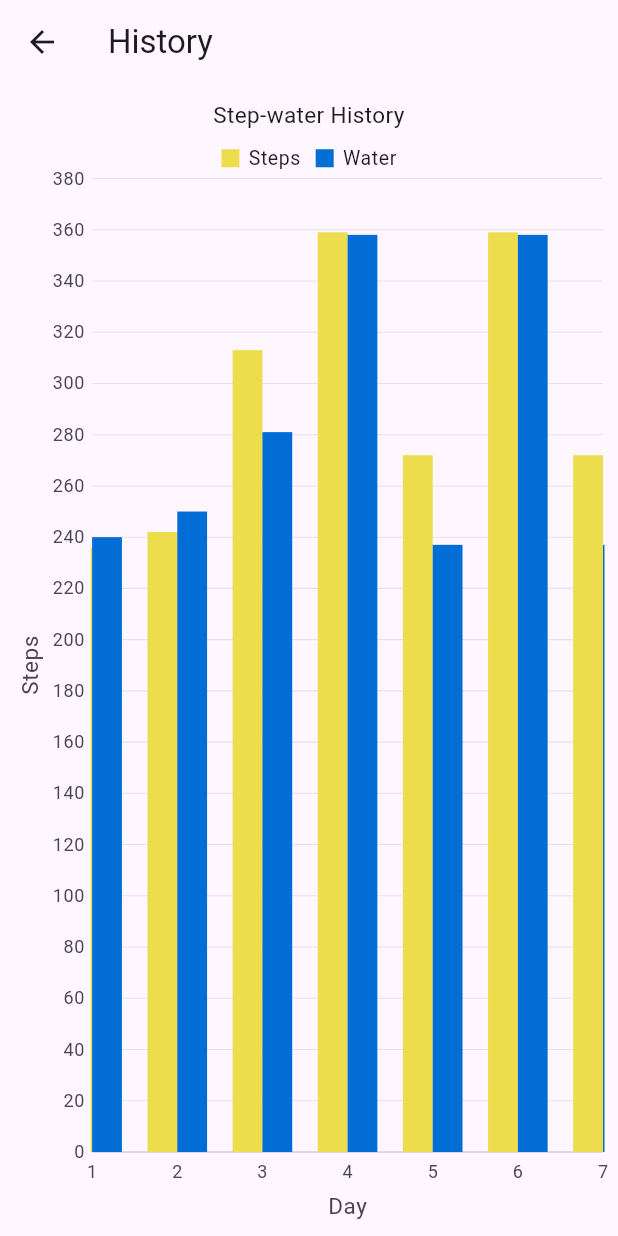
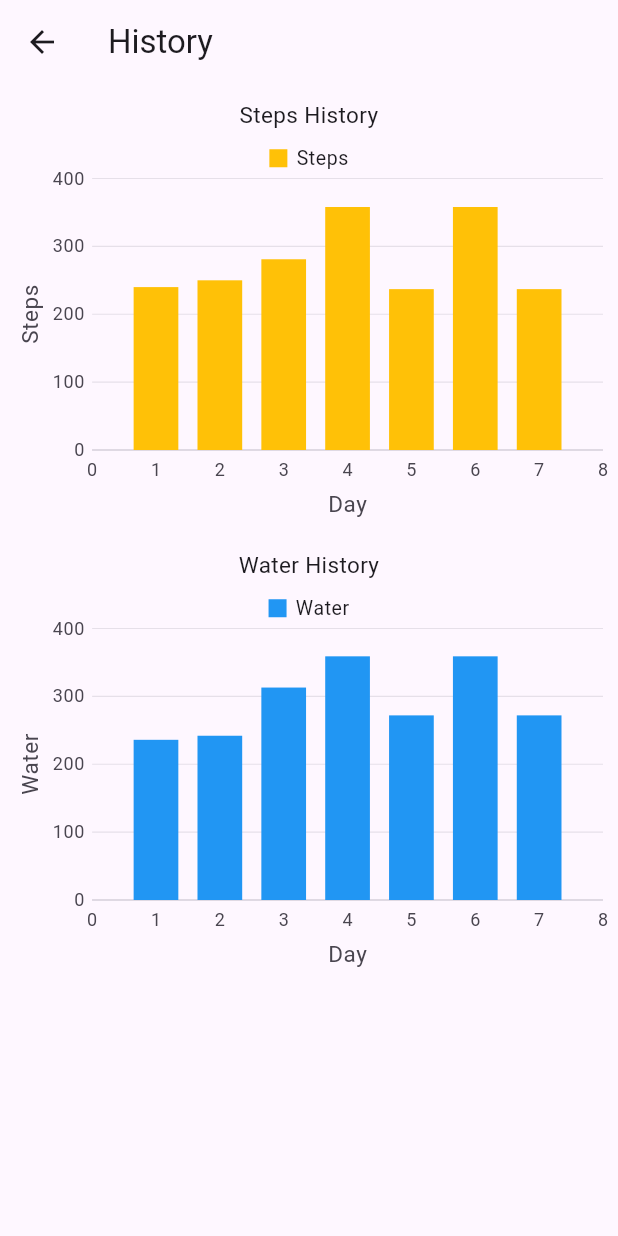
Before and after one commit to adnanpanakkad/Hydramate, a Flutter app: the NumericDefault screen opened directly, on a phone screen of 412 x 824 dp. Run offline on Flutter 3.47's test engine with Material 3 defaults, Android fonts, the light colour scheme and no system bars; our stand-ins replace awesome_dialog, get, google_fonts, hive, hive_flutter, image_picker and 6 more; missing offline and left inert: kdgaugeview; accounts and stored records are empty.

Commit message:
last stage of code structuring

```diff
--- a/lib/Screens/History_page.dart
+++ b/lib/Screens/History_page.dart
@@ -2,7 +2,8 @@ import 'package:flutter/material.dart';
 import 'package:syncfusion_flutter_charts/charts.dart';
 
 class ChartSampleData {
-  ChartSampleData({this.xValue, required this.yValue, required this.secondSeriesYValue});
+  ChartSampleData(
+      {this.xValue, required this.yValue, required this.secondSeriesYValue});
 
   final dynamic xValue;
   final num yValue;
@@ -18,21 +19,33 @@ class NumericDefault extends StatefulWidget {
 
 class _NumericDefaultState extends State<NumericDefault> {
   late TooltipBehavior _tooltipBehavior;
-  List<ChartSampleData> chartData = [];
+  List<ChartSampleData> stepsData = [];
+  List<ChartSampleData> waterData = [];
 
   @override
   void initState() {
     _tooltipBehavior = TooltipBehavior(
         enable: true, format: 'Score: point.y', canShowMarker: false);
-    chartData = <ChartSampleData>[
-      ChartSampleData(xValue: 1, yValue: 240, secondSeriesYValue: 236),
-      ChartSampleData(xValue: 2, yValue: 250, secondSeriesYValue: 242),
-      ChartSampleData(xValue: 3, yValue: 281, secondSeriesYValue: 313),
-      ChartSampleData(xValue: 4, yValue: 358, secondSeriesYValue: 359),
-      ChartSampleData(xValue: 5, yValue: 237, secondSeriesYValue: 272),
-      ChartSampleData(xValue: 6, yValue: 358, secondSeriesYValue: 359),
-      ChartSampleData(xValue: 7, yValue: 237, secondSeriesYValue: 272),
+    stepsData = <ChartSampleData>[
+      ChartSampleData(xValue: 1, yValue: 240, secondSeriesYValue: 0),
+      ChartSampleData(xValue: 2, yValue: 250, secondSeriesYValue: 0),
+      ChartSampleData(xValue: 3, yValue: 281, secondSeriesYValue: 0),
+      ChartSampleData(xValue: 4, yValue: 358, secondSeriesYValue: 0),
+      ChartSampleData(xValue: 5, yValue: 237, secondSeriesYValue: 0),
+      ChartSampleData(xValue: 6, yValue: 358, secondSeriesYValue: 0),
+      ChartSampleData(xValue: 7, yValue: 237, secondSeriesYValue: 0),
     ];
+
+    waterData = <ChartSampleData>[
+      ChartSampleData(xValue: 1, yValue: 236, secondSeriesYValue: 0),
+      ChartSampleData(xValue: 2, yValue: 242, secondSeriesYValue: 0),
+      ChartSampleData(xValue: 3, yValue: 313, secondSeriesYValue: 0),
+      ChartSampleData(xValue: 4, yValue: 359, secondSeriesYValue: 0),
+      ChartSampleData(xValue: 5, yValue: 272, secondSeriesYValue: 0),
+      ChartSampleData(xValue: 6, yValue: 359, secondSeriesYValue: 0),
+      ChartSampleData(xValue: 7, yValue: 272, secondSeriesYValue: 0),
+    ];
+
     super.initState();
   }
 
@@ -43,53 +56,64 @@ class _NumericDefaultState extends State<NumericDefault> {
         title: Text('History'),
       ),
       body: Center(
-        child: _buildChart(),
+        child: Column(
+          children: [
+            _buildStepsChart(),
+            _buildWaterChart(),
+          ],
+        ),
       ),
     );
   }
 
-  SfCartesianChart _buildChart() {
+  Widget _buildStepsChart() {
+    return _buildChart('Steps', Colors.amber, stepsData);
+  }
+
+  Widget _buildWaterChart() {
+    return _buildChart('Water', Colors.blue, waterData);
+  }
+
+  Widget _buildChart(
+      String seriesName, Color seriesColor, List<ChartSampleData> data) {
     return SfCartesianChart(
-      title: ChartTitle(text: 'Step-water History'),
+      title: ChartTitle(text: '$seriesName History'),
       plotAreaBorderWidth: 0,
       legend: Legend(isVisible: true, position: LegendPosition.top),
       primaryXAxis: NumericAxis(
           title: AxisTitle(text: 'Day'),
-          minimum: 1,
-          maximum: 7,
+          minimum: 0,
+          maximum: 8,
           interval: 1,
           majorGridLines: MajorGridLines(width: 0),
           majorTickLines: MajorTickLines(size: 0),
           edgeLabelPlacement: EdgeLabelPlacement.hide),
       primaryYAxis: NumericAxis(
-          title: AxisTitle(text: 'Steps'),
+          title: AxisTitle(text: seriesName),
           axisLine: AxisLine(width: 0),
           majorTickLines: MajorTickLines(size: 0)),
-      series: getDefaultNumericSeries(),
+      series: getDefaultNumericSeries(seriesName, seriesColor, data),
       tooltipBehavior: _tooltipBehavior,
     );
   }
 
-  List<ColumnSeries<ChartSampleData, num>> getDefaultNumericSeries() {
+  List<ColumnSeries<ChartSampleData, num>> getDefaultNumericSeries(
+      String seriesName, Color seriesColor, List<ChartSampleData> data) {
     return <ColumnSeries<ChartSampleData, num>>[
       ColumnSeries<ChartSampleData, num>(
-          dataSource: chartData,
-          color: const Color.fromRGBO(237, 221, 76, 1),
-          name: 'Steps',
-          xValueMapper: (ChartSampleData sales, _) => sales.xValue as num,
-          yValueMapper: (ChartSampleData sales, _) => sales.secondSeriesYValue),
-      ColumnSeries<ChartSampleData, num>(
-          dataSource: chartData,
-          color: const Color.fromRGBO(2, 109, 213, 1),
-          xValueMapper: (ChartSampleData sales, _) => sales.xValue as num,
-          yValueMapper: (ChartSampleData sales, _) => sales.yValue,
-          name: 'Water'),
+        dataSource: data,
+        color: seriesColor,
+        xValueMapper: (ChartSampleData sales, _) => sales.xValue as num,
+        yValueMapper: (ChartSampleData sales, _) => sales.yValue,
+        name: seriesName,
+      ),
     ];
   }
 
   @override
   void dispose() {
-    chartData.clear();
+    stepsData.clear();
+    waterData.clear();
     super.dispose();
   }
 }
--- a/lib/Screens/all_pages.dart
+++ b/lib/Screens/all_pages.dart
@@ -2,7 +2,7 @@ import 'package:flutter/material.dart';
 import 'package:hive_flutter/hive_flutter.dart';
 import 'package:shared_preferences/shared_preferences.dart';
 import 'package:water_tracking_app/Screens/analysispage/Analysis.dart';
-import 'package:water_tracking_app/Screens/Profile.dart';
+import 'package:water_tracking_app/Screens/profile/Profile.dart';
 import 'package:water_tracking_app/Screens/homepage/home_page.dart';
 import 'package:water_tracking_app/db/functions/db_functions.dart';
 import 'package:water_tracking_app/main.dart';
--- a/lib/Screens/updatepage/widgets/updatefield.dart
+++ b/lib/Screens/updatepage/widgets/updatefield.dart
@@ -16,13 +16,15 @@ class UpdateTextfield extends StatelessWidget {
     return Padding(
       padding: const EdgeInsets.only(right: 20, left: 20),
       child: SizedBox(
-        height: 80,
+        height: 60,
         width: 500,
         child: Card(
           color: Colors.blue.shade50,
           elevation: 3,
           child: Padding(
-            padding: const EdgeInsets.only(left: 15, top: 10),
+            padding: const EdgeInsets.only(
+              left: 15,
+            ),
             child: TextFormField(
               controller: controller,
               decoration: InputDecoration(
```
Also changed, not shown: lib/Screens/profile/Profile.dart (renamed from lib/Screens/Profile.dart, +8 -41 lines), lib/Screens/profile/widgets/profilefield.dart (added, +25 -0 lines), lib/Screens/step_tracker.dart (+5 -2 lines).
